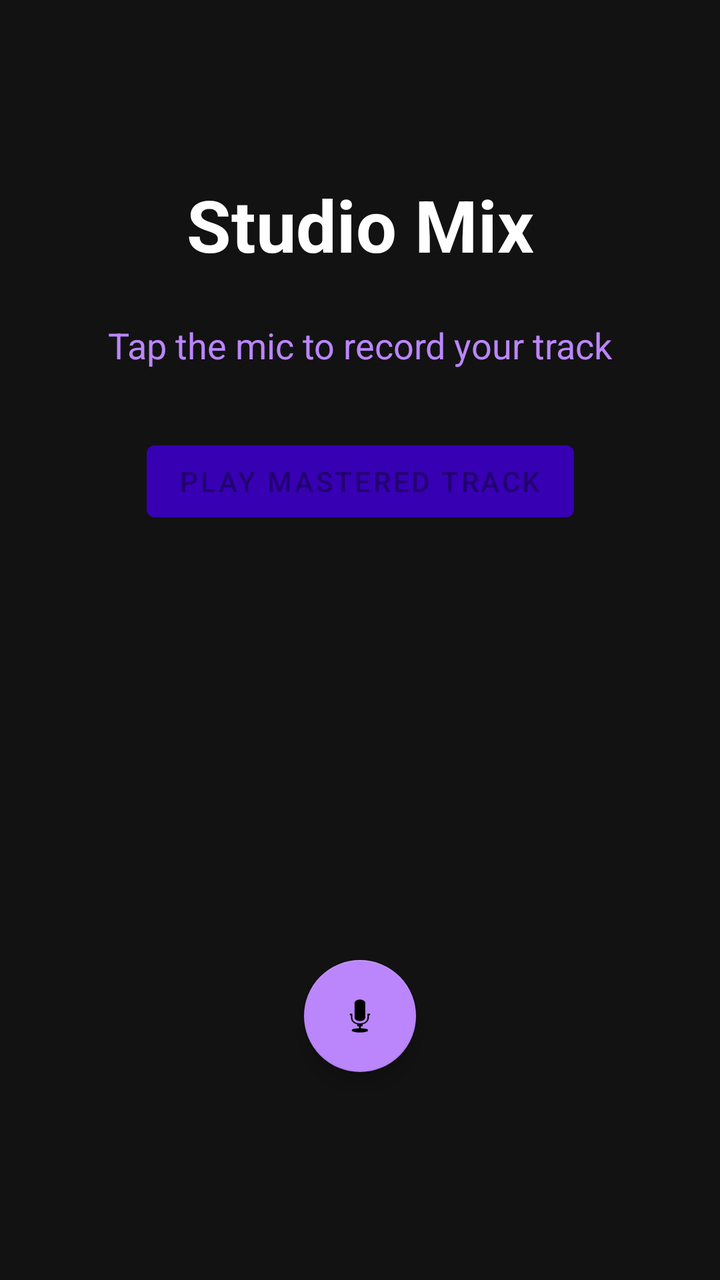
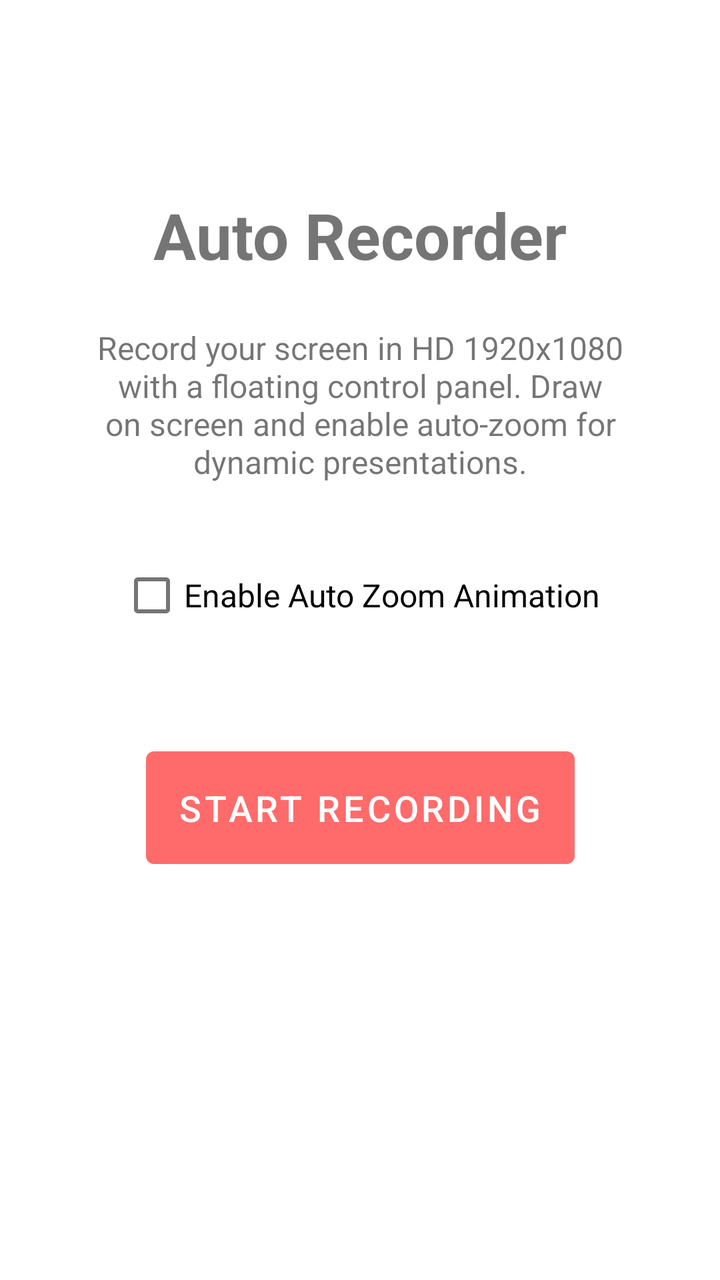

Screens rendered from an Android XML layout before and after an edit, with the pre-edit source and the edit as a unified diff.
<!-- AndroidManifest.xml: application theme Theme.AutoRecorder -->
<!-- res/layout/activity_main.xml -->
<?xml version="1.0" encoding="utf-8"?>

<androidx.constraintlayout.widget.ConstraintLayout xmlns:android="http://schemas.android.com/apk/res/android"
    xmlns:app="http://schemas.android.com/apk/res-auto"
    android:layout_width="match_parent"
    android:layout_height="match_parent"
    android:background="#121212"
    android:padding="24dp">

    <TextView
        android:id="@+id/tvTitle"
        android:layout_width="wrap_content"
        android:layout_height="wrap_content"
        android:text="Studio Mix"
        android:textColor="#FFFFFF"
        android:textSize="36sp"
        android:textStyle="bold"
        app:layout_constraintTop_toTopOf="parent"
        app:layout_constraintStart_toStartOf="parent"
        app:layout_constraintEnd_toEndOf="parent"
        android:layout_marginTop="64dp"/>

    <TextView
        android:id="@+id/tvStatus"
        android:layout_width="wrap_content"
        android:layout_height="wrap_content"
        android:text="Tap the mic to record your track"
        android:textColor="#BB86FC"
        android:textSize="18sp"
        android:gravity="center"
        android:layout_marginTop="24dp"
        app:layout_constraintTop_toBottomOf="@id/tvTitle"
        app:layout_constraintStart_toStartOf="parent"
        app:layout_constraintEnd_toEndOf="parent"/>

    <ProgressBar
        android:id="@+id/progressBar"
        style="?android:attr/progressBarStyle"
        android:layout_width="wrap_content"
        android:layout_height="wrap_content"
        android:layout_marginTop="16dp"
        android:visibility="gone"
        android:indeterminateTint="#BB86FC"
        app:layout_constraintTop_toBottomOf="@id/tvStatus"
        app:layout_constraintStart_toStartOf="parent"
        app:layout_constraintEnd_toEndOf="parent"/>

    <com.google.android.material.floatingactionbutton.FloatingActionButton
        android:id="@+id/fabRecord"
        android:layout_width="wrap_content"
        android:layout_height="wrap_content"
        android:src="@android:drawable/ic_btn_speak_now"
        android:contentDescription="Record"
        app:backgroundTint="#BB86FC"
        app:tint="#000000"
        app:layout_constraintBottom_toBottomOf="parent"
        app:layout_constraintStart_toStartOf="parent"
        app:layout_constraintEnd_toEndOf="parent"
        android:layout_marginBottom="80dp"/>

    <com.google.android.material.button.MaterialButton
        android:id="@+id/btnPlay"
        android:layout_width="wrap_content"
        android:layout_height="wrap_content"
        android:text="Play Mastered Track"
        android:enabled="false"
        app:backgroundTint="#3700B3"
        app:layout_constraintTop_toBottomOf="@id/progressBar"
        app:layout_constraintStart_toStartOf="parent"
        app:layout_constraintEnd_toEndOf="parent"
        android:layout_marginTop="32dp"/>

</androidx.constraintlayout.widget.ConstraintLayout>
<!-- resources referenced by this layout -->
<resources>
  <style name="Theme.AutoRecorder" parent="Theme.MaterialComponents.DayNight.DarkActionBar">
          <item name="colorPrimary">#FF6B6B</item>
          <item name="colorPrimaryVariant">#EE5A5A</item>
          <item name="colorOnPrimary">#FFFFFF</item>
          <item name="colorSecondary">#4ECDC4</item>
          <item name="colorSecondaryVariant">#45B7AA</item>
          <item name="colorOnSecondary">#000000</item>
      </style>
</resources>

<!-- the commit's change to res/layout/activity_main.xml (unified diff, before → after) -->
@@ -4,16 +4,14 @@
     xmlns:app="http://schemas.android.com/apk/res-auto"
     android:layout_width="match_parent"
     android:layout_height="match_parent"
-    android:background="#121212"
-    android:padding="24dp">
+    android:padding="32dp">
 
     <TextView
         android:id="@+id/tvTitle"
         android:layout_width="wrap_content"
         android:layout_height="wrap_content"
-        android:text="Studio Mix"
-        android:textColor="#FFFFFF"
-        android:textSize="36sp"
+        android:text="Auto Recorder"
+        android:textSize="32sp"
         android:textStyle="bold"
         app:layout_constraintTop_toTopOf="parent"
         app:layout_constraintStart_toStartOf="parent"
@@ -21,53 +19,38 @@
         android:layout_marginTop="64dp"/>
 
     <TextView
-        android:id="@+id/tvStatus"
-        android:layout_width="wrap_content"
+        android:id="@+id/tvDescription"
+        android:layout_width="0dp"
         android:layout_height="wrap_content"
-        android:text="Tap the mic to record your track"
-        android:textColor="#BB86FC"
-        android:textSize="18sp"
+        android:text="Record your screen in HD 1920x1080 with a floating control panel. Draw on screen and enable auto-zoom for dynamic presentations."
+        android:textSize="16sp"
         android:gravity="center"
         android:layout_marginTop="24dp"
         app:layout_constraintTop_toBottomOf="@id/tvTitle"
         app:layout_constraintStart_toStartOf="parent"
         app:layout_constraintEnd_toEndOf="parent"/>
 
-    <ProgressBar
-        android:id="@+id/progressBar"
-        style="?android:attr/progressBarStyle"
+    <CheckBox
+        android:id="@+id/chkAutoZoom"
         android:layout_width="wrap_content"
         android:layout_height="wrap_content"
-        android:layout_marginTop="16dp"
-        android:visibility="gone"
-        android:indeterminateTint="#BB86FC"
-        app:layout_constraintTop_toBottomOf="@id/tvStatus"
+        android:text="Enable Auto Zoom Animation"
+        android:textSize="16sp"
+        android:layout_marginTop="32dp"
+        app:layout_constraintTop_toBottomOf="@id/tvDescription"
         app:layout_constraintStart_toStartOf="parent"
         app:layout_constraintEnd_toEndOf="parent"/>
 
-    <com.google.android.material.floatingactionbutton.FloatingActionButton
-        android:id="@+id/fabRecord"
+    <com.google.android.material.button.MaterialButton
+        android:id="@+id/btnStart"
         android:layout_width="wrap_content"
         android:layout_height="wrap_content"
-        android:src="@android:drawable/ic_btn_speak_now"
-        android:contentDescription="Record"
-        app:backgroundTint="#BB86FC"
-        app:tint="#000000"
-        app:layout_constraintBottom_toBottomOf="parent"
+        android:text="Start Recording"
+        android:textSize="18sp"
+        android:padding="16dp"
+        app:layout_constraintTop_toBottomOf="@id/chkAutoZoom"
         app:layout_constraintStart_toStartOf="parent"
         app:layout_constraintEnd_toEndOf="parent"
-        android:layout_marginBottom="80dp"/>
-
-    <com.google.android.material.button.MaterialButton
-        android:id="@+id/btnPlay"
-        android:layout_width="wrap_content"
-        android:layout_height="wrap_content"
-        android:text="Play Mastered Track"
-        android:enabled="false"
-        app:backgroundTint="#3700B3"
-        app:layout_constraintTop_toBottomOf="@id/progressBar"
-        app:layout_constraintStart_toStartOf="parent"
-        app:layout_constraintEnd_toEndOf="parent"
-        android:layout_marginTop="32dp"/>
+        android:layout_marginTop="48dp"/>
 
 </androidx.constraintlayout.widget.ConstraintLayout>
